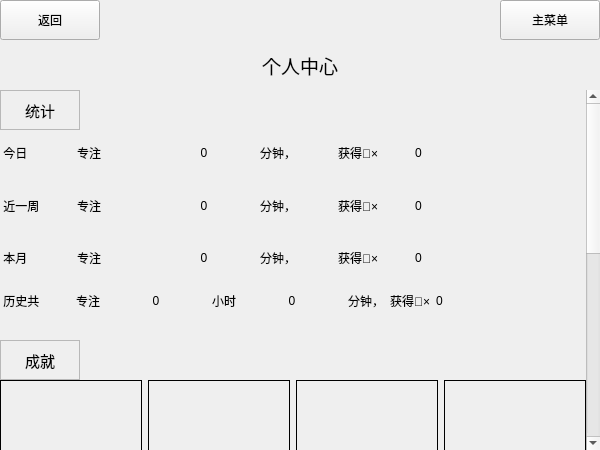
Above: personalwidget.ui from Flyame-debug/Tomato before the change. Below: the same form after it.
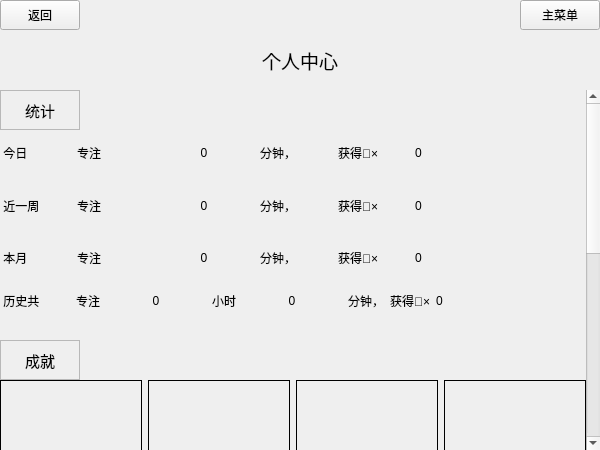
That is the form after the change.

The edit to the form file:
```diff
--- a/personalwidget.ui
+++ b/personalwidget.ui
@@ -16,6 +16,12 @@
     <height>450</height>
    </size>
   </property>
+  <property name="maximumSize">
+   <size>
+    <width>600</width>
+    <height>450</height>
+   </size>
+  </property>
   <property name="windowTitle">
    <string>番茄钟</string>
   </property>
@@ -24,8 +30,8 @@
     <rect>
      <x>0</x>
      <y>0</y>
-     <width>100</width>
-     <height>40</height>
+     <width>80</width>
+     <height>30</height>
     </rect>
    </property>
    <property name="text">
@@ -35,10 +41,10 @@
   <widget class="QPushButton" name="mainMenu">
    <property name="geometry">
     <rect>
-     <x>500</x>
+     <x>520</x>
      <y>0</y>
-     <width>100</width>
-     <height>40</height>
+     <width>80</width>
+     <height>30</height>
     </rect>
    </property>
    <property name="text">
@@ -51,7 +57,7 @@
      <x>200</x>
      <y>40</y>
      <width>200</width>
-     <height>50</height>
+     <height>40</height>
     </rect>
    </property>
    <property name="font">
```
Left out of the diff: 5 changed lines with no effect on the pictures.
